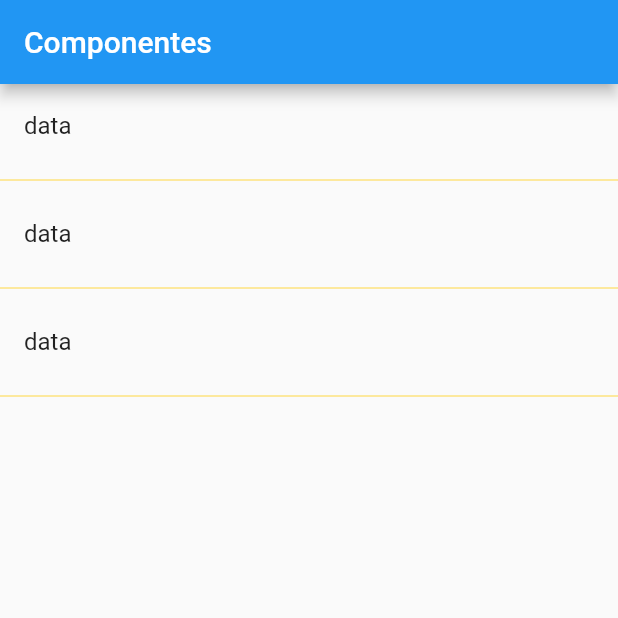
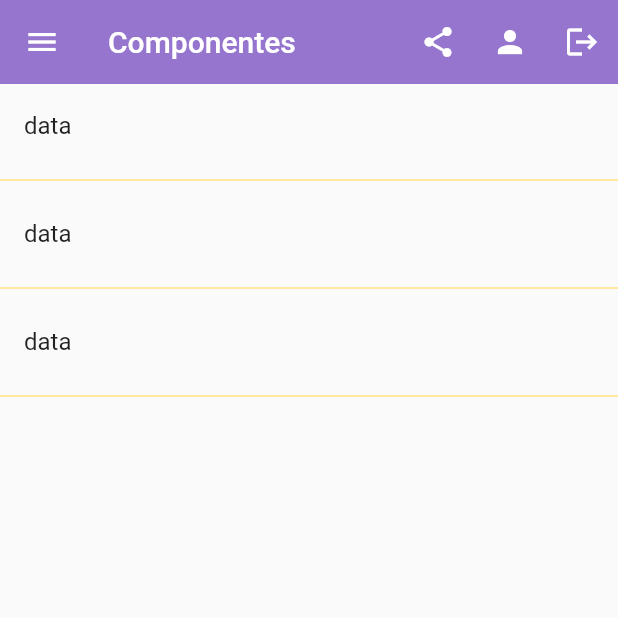
Before and after one commit to wmorales0207/componentes, a Flutter app: the screen it shows after launch, on a phone screen of 412 x 824 dp, the top half of it. Run offline on Flutter 3.47's test engine with Material 2 defaults, Android fonts, the phone set to English and light mode, and no system bars.

```diff
--- a/lib/src/pages/home_page.dart
+++ b/lib/src/pages/home_page.dart
@@ -9,6 +9,27 @@ class HomePage extends StatelessWidget {
     return Scaffold(
       appBar: AppBar(
         title: const Text('Componentes'),
+        backgroundColor: Colors.deepPurple[300],
+        elevation: 0,
+        leading: IconButton(
+          onPressed: () {},
+          icon: const Icon(Icons.menu),
+        ),
+        actions: [
+          // aca puedes poner botones al mismo nivel que el title.
+          IconButton(
+            onPressed: () {},
+            icon: const Icon(Icons.share),
+          ),
+          IconButton(
+            onPressed: () {},
+            icon: const Icon(Icons.person),
+          ),
+          IconButton(
+            onPressed: () {},
+            icon: const Icon(Icons.logout),
+          )
+        ],
       ),
       body: _lista(),
     );
@@ -16,12 +37,31 @@ class HomePage extends StatelessWidget {
 
   Widget _lista() {
     //print(menuProvider.cargarData()); // imprime por consola lo que leyo del JSON.
-    print(menuProvider
-        .opciones); //  aca aunque se ahce una llamada a la clase menu provider,
-    // en la consola no se muesra resultado devido a que el hot reload no crea nuevas instancias y hay que hacer un Hot restart
+    //print(menuProvider
+    //  .opciones); //  aca aunque se hace una llamada a la clase menu provider y su contructor,
+    // en la consola no se muesra resultado devido a que el hot reload no crea nuevas instancias y
+    //hay que hacer un Hot restart
+
+    /* Nota> Aclarar que aca hay un problema resulta que el constructor de menuProvider
+    se demora en ejecutarse y el ListView se ejecuta antes de que llegue el resultado por
+    lo que nunca se pintara en la pantalla el resulatdo esperado. por lo que es necesario el uso del
+    Sync Await, en el CArgardata, para que no devuelva el objeto sin el campo Opciones lleno de info
+
+
     return ListView(
       children: _listaItems(),
-    );
+    );*/
+    return FutureBuilder(
+        // debe estar enlazado a lo que se desea obtener, y devuelva un future,
+        future: menuProvider.cargarData(),
+        initialData: const [], // la info que tendra por defecto mientras no se resuleve el future
+        builder: (context, AsyncSnapshot<List<dynamic>> snapshot) {
+          //print('object');
+          //print(snapshot.data);
+          return ListView(
+            children: _listaItems(),
+          );
+        });
   }
 
   List<Widget> _listaItems() {
```
Also changed, not shown: lib/src/provider/menu_provider.dart (+11 -5 lines).
